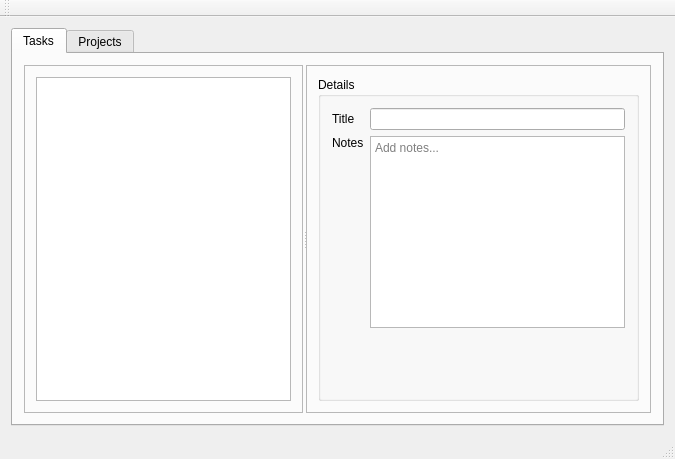
Qt form src/gui/taskapp.ui (campbellmbrown/task-app) before a commit.
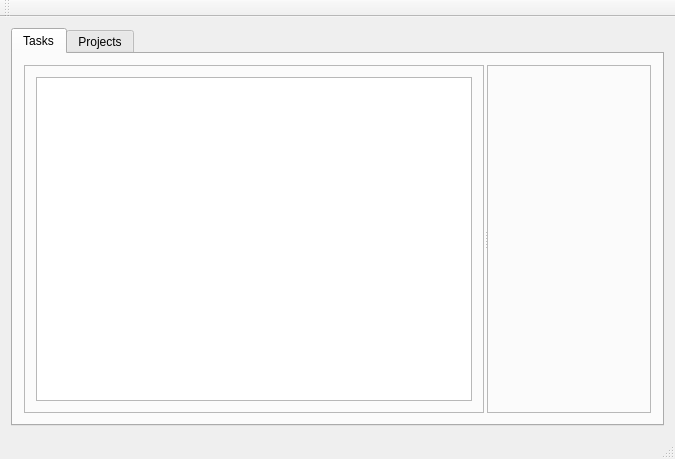
The same form after that commit.

Commit message: #8 Added DetailsView class

The edit to the form file:
```diff
--- a/src/gui/taskapp.ui
+++ b/src/gui/taskapp.ui
@@ -68,57 +68,6 @@
            <property name="frameShadow">
             <enum>QFrame::Raised</enum>
            </property>
-           <layout class="QGridLayout" name="detailsLayout">
-            <item row="0" column="0">
-             <widget class="QGroupBox" name="detailsGroupBox">
-              <property name="title">
-               <string>Details</string>
-              </property>
-              <layout class="QGridLayout" name="detailsGroupLayout">
-               <item row="1" column="0">
-                <widget class="QLabel" name="notesLabel">
-                 <property name="text">
-                  <string>Notes</string>
-                 </property>
-                 <property name="alignment">
-                  <set>Qt::AlignLeading|Qt::AlignLeft|Qt::AlignTop</set>
-                 </property>
-                </widget>
-               </item>
-               <item row="1" column="1">
-                <widget class="QPlainTextEdit" name="notesPlainTextEdit">
-                 <property name="placeholderText">
-                  <string>Add notes...</string>
-                 </property>
-                </widget>
-               </item>
-               <item row="0" column="0">
-                <widget class="QLabel" name="titleLabel">
-                 <property name="text">
-                  <string>Title</string>
-                 </property>
-                </widget>
-               </item>
-               <item row="2" column="0" colspan="2">
-                <spacer name="verticalSpacer">
-                 <property name="orientation">
-                  <enum>Qt::Vertical</enum>
-                 </property>
-                 <property name="sizeHint" stdset="0">
-                  <size>
-                   <width>20</width>
-                   <height>40</height>
-                  </size>
-                 </property>
-                </spacer>
-               </item>
-               <item row="0" column="1">
-                <widget class="QLineEdit" name="titleLineEdit"/>
-               </item>
-              </layout>
-             </widget>
-            </item>
-           </layout>
           </widget>
          </widget>
         </item>
```
Left out of the diff: 4 changed lines with no effect on the pictures. The commit also changes 7 other files.
